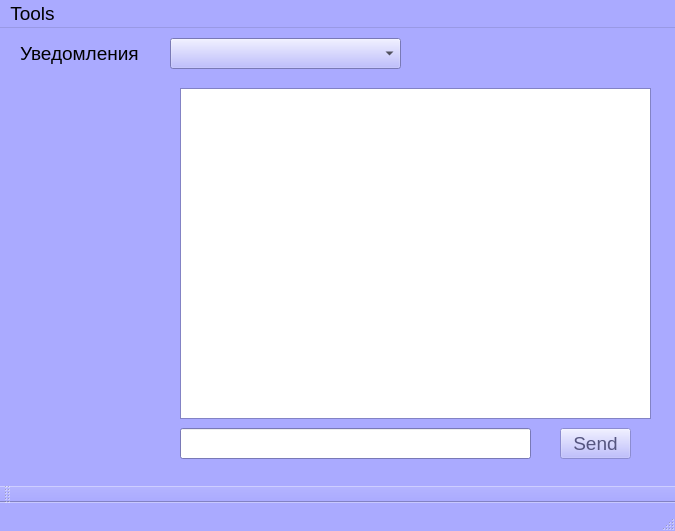
The window that mainwindow.ui (lozal71/shag_chat_client) describes before a commit, drawn with Qt 5.
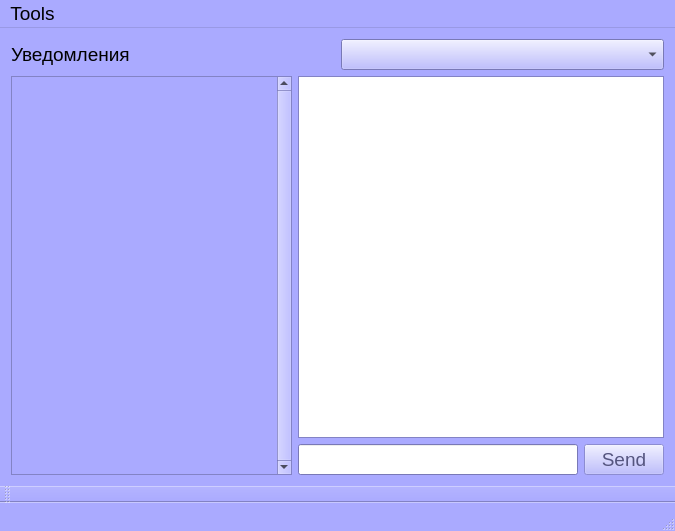
The same window after the commit.

What changed in the file:
```diff
--- a/mainwindow.ui
+++ b/mainwindow.ui
@@ -467,90 +467,113 @@
    <bool>false</bool>
   </property>
   <widget class="QWidget" name="centralWidget">
-   <widget class="QTextEdit" name="teChat">
-    <property name="enabled">
-     <bool>true</bool>
-    </property>
-    <property name="geometry">
-     <rect>
-      <x>180</x>
-      <y>60</y>
-      <width>471</width>
-      <height>331</height>
-     </rect>
-    </property>
-   </widget>
-   <widget class="QLineEdit" name="leWriteMes">
-    <property name="geometry">
-     <rect>
-      <x>180</x>
-      <y>400</y>
-      <width>351</width>
-      <height>31</height>
-     </rect>
-    </property>
-   </widget>
-   <widget class="QPushButton" name="pbSend">
-    <property name="enabled">
-     <bool>false</bool>
-    </property>
-    <property name="geometry">
-     <rect>
-      <x>560</x>
-      <y>400</y>
-      <width>71</width>
-      <height>31</height>
-     </rect>
-    </property>
-    <property name="text">
-     <string>Send</string>
-    </property>
-   </widget>
-   <widget class="QLabel" name="lblNotify">
-    <property name="geometry">
-     <rect>
-      <x>20</x>
-      <y>10</y>
-      <width>121</width>
-      <height>31</height>
-     </rect>
-    </property>
-    <property name="text">
-     <string>Уведомления</string>
-    </property>
-   </widget>
-   <widget class="QComboBox" name="cbxNotify">
-    <property name="geometry">
-     <rect>
-      <x>170</x>
-      <y>10</y>
-      <width>231</width>
-      <height>31</height>
-     </rect>
-    </property>
-   </widget>
-   <widget class="QWidget" name="verticalLayoutWidget_2">
-    <property name="geometry">
-     <rect>
-      <x>500</x>
-      <y>10</y>
-      <width>141</width>
-      <height>31</height>
-     </rect>
-    </property>
-    <layout class="QVBoxLayout" name="vltNotify"/>
-   </widget>
-   <widget class="QWidget" name="verticalLayoutWidget">
-    <property name="geometry">
-     <rect>
-      <x>40</x>
-      <y>60</y>
-      <width>121</width>
-      <height>371</height>
-     </rect>
-    </property>
-    <layout class="QVBoxLayout" name="vltListRooms"/>
-   </widget>
+   <layout class="QGridLayout" name="gridLayout">
+    <item row="0" column="0" colspan="3">
+     <layout class="QHBoxLayout" name="horizontalLayout">
+      <item>
+       <widget class="QLabel" name="lblNotify">
+        <property name="text">
+         <string>Уведомления</string>
+        </property>
+       </widget>
+      </item>
+      <item>
+       <widget class="QComboBox" name="cbxNotify"/>
+      </item>
+      <item>
+       <layout class="QVBoxLayout" name="vltNotify"/>
+      </item>
+     </layout>
+    </item>
+    <item row="1" column="0" rowspan="2">
+     <widget class="QScrollArea" name="scrollArea">
+      <property name="verticalScrollBarPolicy">
+       <enum>Qt::ScrollBarAlwaysOn</enum>
+      </property>
+      <property name="horizontalScrollBarPolicy">
+       <enum>Qt::ScrollBarAlwaysOff</enum>
+      </property>
+      <property name="widgetResizable">
+       <bool>true</bool>
+      </property>
+      <widget class="QWidget" name="scrollAreaWidgetContents">
+       <property name="geometry">
+        <rect>
+         <x>0</x>
+         <y>0</y>
+         <width>267</width>
+         <height>403</height>
+        </rect>
+       </property>
+       <layout class="QVBoxLayout" name="verticalLayout">
+        <property name="spacing">
+         <number>0</number>
+        </property>
+        <property name="leftMargin">
+         <number>0</number>
+        </property>
+        <property name="topMargin">
+         <number>0</number>
+        </property>
+        <property name="rightMargin">
+         <number>0</number>
+        </property>
+        <property name="bottomMargin">
+         <number>0</number>
+        </property>
+        <item>
+         <widget class="QWidget" name="wtRoom" native="true">
+          <layout class="QVBoxLayout" name="verticalLayout_2">
+           <property name="spacing">
+            <number>0</number>
+           </property>
+           <property name="leftMargin">
+            <number>0</number>
+           </property>
+           <property name="topMargin">
+            <number>0</number>
+           </property>
+           <property name="rightMargin">
+            <number>0</number>
+           </property>
+           <property name="bottomMargin">
+            <number>0</number>
+           </property>
+           <item>
+            <layout class="QVBoxLayout" name="vltListRooms">
+             <property name="spacing">
+              <number>4</number>
+             </property>
+            </layout>
+           </item>
+          </layout>
+         </widget>
+        </item>
+       </layout>
+      </widget>
+     </widget>
+    </item>
+    <item row="1" column="1" colspan="2">
+     <widget class="QTextEdit" name="teChat">
+      <property name="enabled">
+       <bool>true</bool>
+      </property>
+     </widget>
+    </item>
+    <item row="2" column="1">
+     <widget class="QLineEdit" name="leWriteMes"/>
+    </item>
+    <item row="2" column="2">
+     <widget class="QPushButton" name="pbSend">
+      <property name="enabled">
+       <bool>false</bool>
+      </property>
+      <property name="text">
+       <string>Send</string>
+      </property>
+     </widget>
+    </item>
+   </layout>
   </widget>
   <widget class="QMenuBar" name="menuBar">
    <property name="geometry">
```
